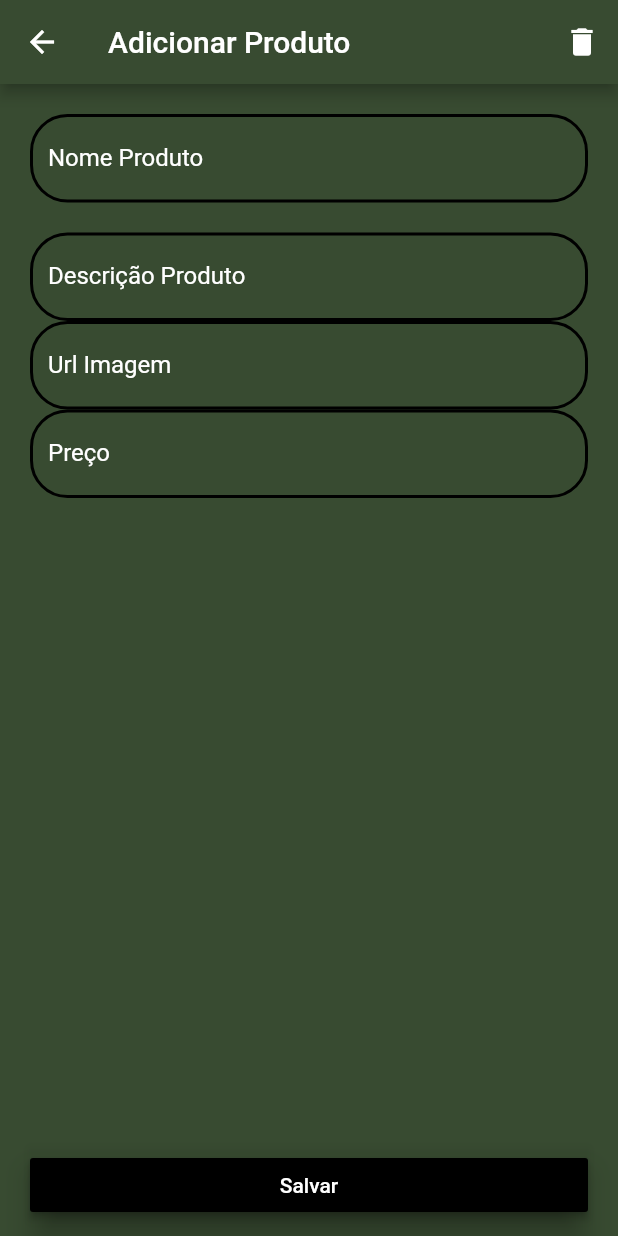
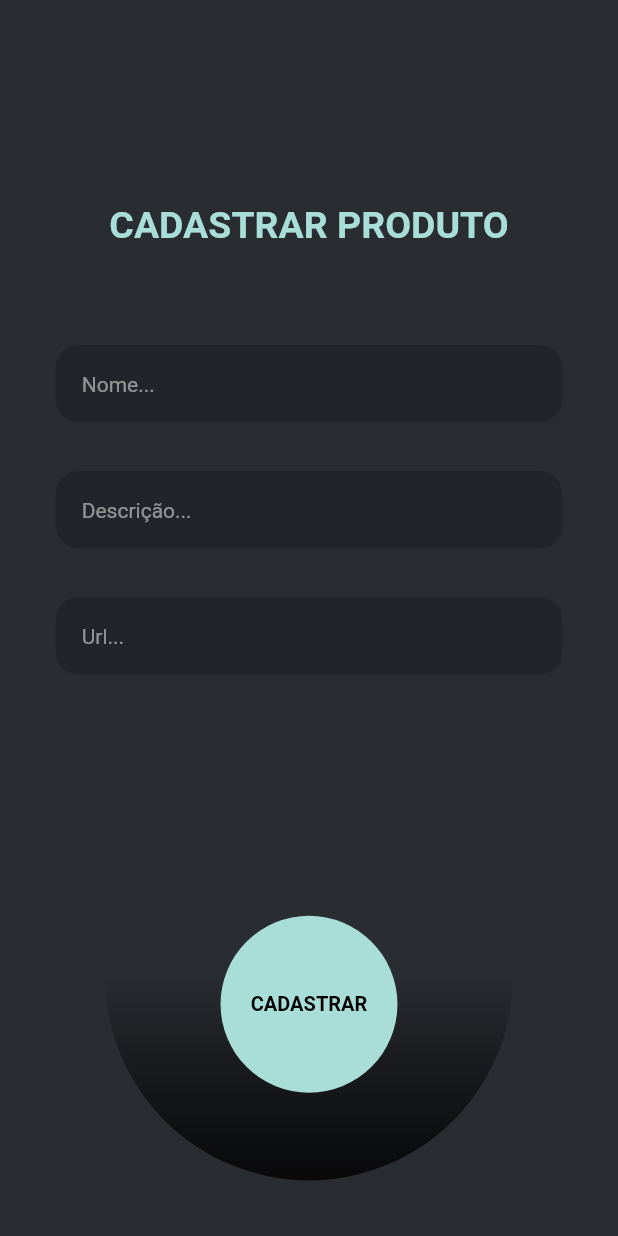
Before and after one commit to fpjunior/crud_flutter_fernando, a Flutter app: the screen it shows after launch, after a tap on the "add" icon, on a phone screen of 412 x 824 dp. Run offline on Flutter 3.47's test engine with Material 2 defaults, Android fonts, the phone set to English and light mode, and no system bars; our stand-ins replace cloud_firestore, firebase_core, flutter_staggered_animations, fluttertoast; accounts and stored records are empty; network calls fail.

Commit message:
alteracóes de layout

```diff
--- /dev/null
+++ b/lib/view3.dart
@@ -0,0 +1,216 @@
+import 'package:flutter/gestures.dart';
+import 'package:flutter/material.dart';
+import 'package:flutter/services.dart';
+import 'package:fluttertoast/fluttertoast.dart';
+
+import 'database.dart';
+
+class MyCustomLoginUI extends StatefulWidget {
+  MyCustomLoginUI({Key key, this.db}) : super(key: key);
+  Database db;
+
+  @override
+  _MyCustomLoginUIState createState() => _MyCustomLoginUIState();
+}
+
+class _MyCustomLoginUIState extends State<MyCustomLoginUI>
+    with SingleTickerProviderStateMixin {
+  TextEditingController nameController = new TextEditingController();
+  TextEditingController descriptionController = new TextEditingController();
+  TextEditingController urlImageController = new TextEditingController();
+  TextEditingController precoController = new TextEditingController();
+
+  AnimationController _controller;
+  Animation<double> _animation;
+
+  @override
+  void initState() {
+    super.initState();
+
+    _controller = AnimationController(
+      vsync: this,
+      duration: Duration(seconds: 2),
+    );
+
+    _animation = Tween<double>(begin: .7, end: 1).animate(
+      CurvedAnimation(
+        parent: _controller,
+        curve: Curves.ease,
+      ),
+    )
+      ..addListener(
+        () {
+          setState(() {});
+        },
+      )
+      ..addStatusListener(
+        (status) {
+          if (status == AnimationStatus.completed) {
+            _controller.reverse();
+          } else if (status == AnimationStatus.dismissed) {
+            _controller.forward();
+          }
+        },
+      );
+
+    _controller.forward();
+  }
+
+  @override
+  void dispose() {
+    _controller.dispose();
+    super.dispose();
+  }
+
+  @override
+  Widget build(BuildContext context) {
+    double _width = MediaQuery.of(context).size.width;
+    double _height = MediaQuery.of(context).size.height;
+    return Scaffold(
+      backgroundColor: Color(0xff292C31),
+      body: ScrollConfiguration(
+        behavior: MyBehavior(),
+        child: SingleChildScrollView(
+          child: SizedBox(
+            height: _height,
+            child: Column(
+              children: [
+                Expanded(child: SizedBox()),
+                Expanded(
+                  flex: 4,
+                  child: Column(
+                    mainAxisAlignment: MainAxisAlignment.spaceEvenly,
+                    children: [
+                      // SizedBox(),
+                      Text(
+                        'CADASTRAR PRODUTO',
+                        style: TextStyle(
+                          fontSize: 25,
+                          fontWeight: FontWeight.w600,
+                          color: Color(0xffA9DED8),
+                        ),
+                      ),
+                      SizedBox(),
+                      component1('Nome...', nameController),
+                      component1('Descrição...', descriptionController),
+                      component1('Url...', urlImageController),
+                      Row(
+                        mainAxisAlignment: MainAxisAlignment.center,
+                        children: [
+                          SizedBox(width: _width / 10),
+                        ],
+                      ),
+                    ],
+                  ),
+                ),
+                Expanded(
+                  flex: 3,
+                  child: Stack(
+                    children: [
+                      Center(
+                        child: Container(
+                          margin: EdgeInsets.only(bottom: _width * .09),
+                          height: _width * .8,
+                          width: _width * .8,
+                          decoration: BoxDecoration(
+                            shape: BoxShape.circle,
+                            gradient: LinearGradient(
+                              colors: [
+                                Colors.transparent,
+                                Colors.transparent,
+                                Color(0xff09090A),
+                              ],
+                              begin: Alignment.topCenter,
+                              end: Alignment.bottomCenter,
+                            ),
+                          ),
+                        ),
+                      ),
+                      Center(
+                        child: Transform.scale(
+                          scale: _animation.value,
+                          child: InkWell(
+                            splashColor: Colors.transparent,
+                            highlightColor: Colors.transparent,
+                            onTap: () {
+                              widget.db.create(
+                                  nameController.text,
+                                  descriptionController.text,
+                                  urlImageController.text,
+                                  precoController.text);
+                              Navigator.pop(context, true);
+
+                              HapticFeedback.lightImpact();
+                              Fluttertoast.showToast(
+                                msg: 'Produto Cadastrado com Sucesso!',
+                              );
+                            },
+                            child: Container(
+                              height: _width * .3,
+                              width: _width * .8,
+                              alignment: Alignment.center,
+                              decoration: BoxDecoration(
+                                color: Color(0xffA9DED8),
+                                shape: BoxShape.circle,
+                              ),
+                              child: Text(
+                                'CADASTRAR',
+                                style: TextStyle(
+                                  color: Colors.black,
+                                  fontWeight: FontWeight.w600,
+                                ),
+                              ),
+                            ),
+                          ),
+                        ),
+                      ),
+                    ],
+                  ),
+                ),
+              ],
+            ),
+          ),
+        ),
+      ),
+    );
+  }
+
+  Widget component1(String hintText, TextEditingController field) {
+    double _width = MediaQuery.of(context).size.width;
+
+    return Container(
+      height: _width / 8,
+      width: _width / 1.22,
+      alignment: Alignment.center,
+      padding: EdgeInsets.only(right: _width / 30),
+      decoration: BoxDecoration(
+        color: Color(0xff212428),
+        borderRadius: BorderRadius.circular(15),
+      ),
+      child: TextField(
+        controller: field,
+        style: TextStyle(color: Colors.white.withOpacity(.9)),
+        // obscureText: isPassword,
+        // keyboardType: isEmail ? TextInputType.emailAddress : TextInputType.text,
+        decoration: InputDecoration(
+          prefix: Text('     '),
+          border: InputBorder.none,
+          hintMaxLines: 1,
+          hintText: hintText,
+          hintStyle: TextStyle(
+            fontSize: 14,
+            color: Colors.white.withOpacity(.5),
+          ),
+        ),
+      ),
+    );
+  }
+}
+
+class MyBehavior extends ScrollBehavior {
+  @override
+  Widget buildViewportChrome(
+      BuildContext context, Widget child, AxisDirection axisDirection) {
+    return child;
+  }
+}
--- a/pubspec.yaml
+++ b/pubspec.yaml
@@ -30,6 +30,7 @@ dependencies:
   cupertino_icons: ^1.0.2
   flutter_staggered_animations:
   animations: ^2.0.2
+  fluttertoast: ^8.0.8
 
 dev_dependencies:
   flutter_test:
```
Also changed, not shown: analysis_options.yaml (added, +29 -0 lines), lib/main.dart (+29 -18 lines), lib/view.dart (+27 -6 lines), pubspec.lock, 3 other files.
